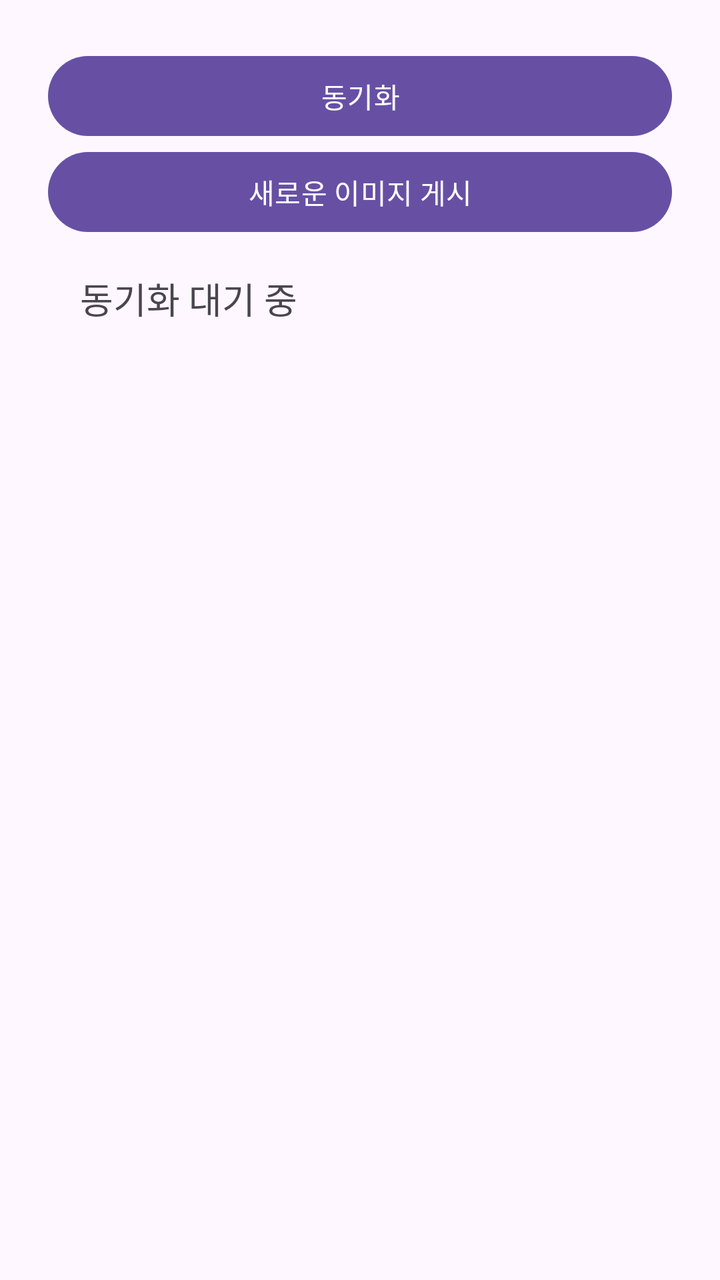
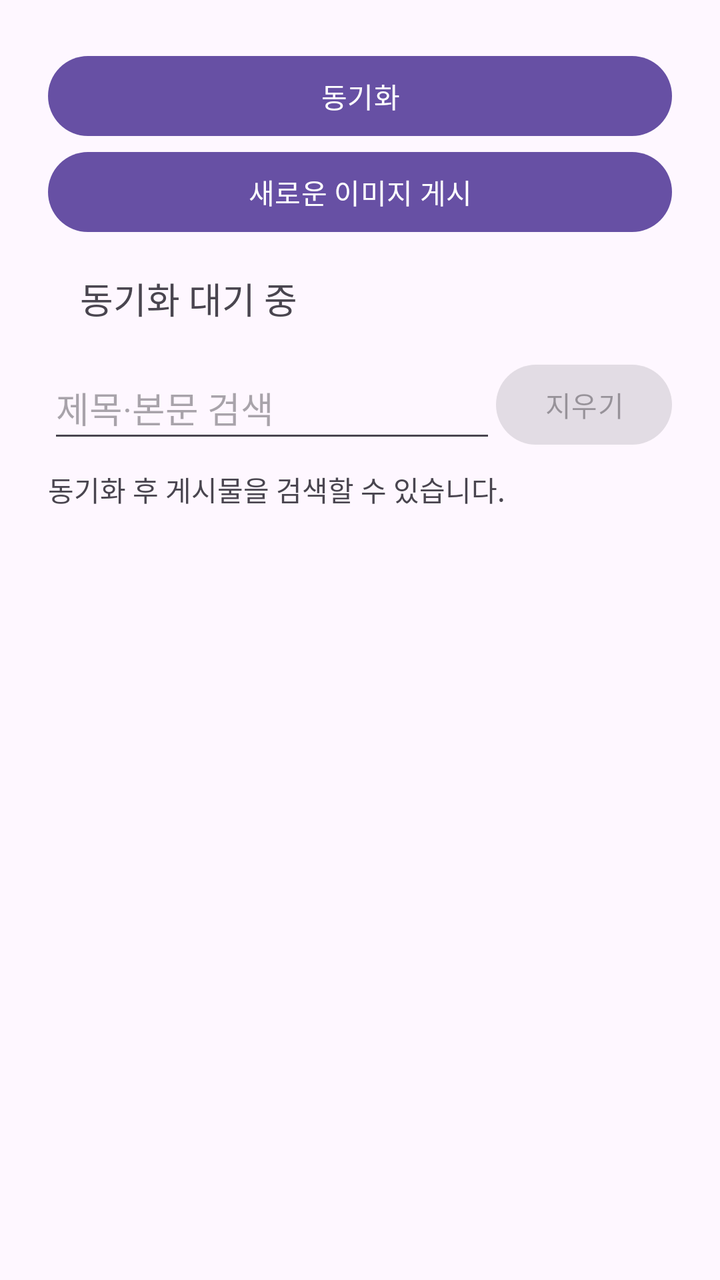

Compare the two renders of this Android layout. The source of the first and the diff that turns it into the second are given below.
<!-- AndroidManifest.xml: application theme Theme.PhotoViewer -->
<!-- res/layout/activity_main.xml -->
<?xml version="1.0" encoding="utf-8"?>
<LinearLayout xmlns:android="http://schemas.android.com/apk/res/android"
    android:id="@+id/main_root"
    android:layout_width="match_parent"
    android:layout_height="match_parent"
    android:orientation="vertical"
    android:padding="24dp">

    <Button
        android:id="@+id/btn_load"
        android:layout_width="match_parent"
        android:layout_height="wrap_content"
        android:text="@string/sync" />

    <Button
        android:id="@+id/btn_save"
        android:layout_width="match_parent"
        android:layout_height="wrap_content"
        android:text="@string/upload_open" />

    <TextView
        android:id="@+id/textView"
        android:layout_width="match_parent"
        android:layout_height="wrap_content"
        android:padding="16dp"
        android:text="@string/sync_waiting"
        android:textSize="18sp" />

    <androidx.recyclerview.widget.RecyclerView
        android:id="@+id/recyclerView"
        android:layout_width="match_parent"
        android:layout_height="0dp"
        android:layout_weight="1"
        android:layout_marginTop="8dp" />

</LinearLayout>
<!-- resources referenced by this layout -->
<resources>
  <string name="sync">동기화</string>
  <string name="sync_waiting">동기화 대기 중</string>
  <string name="upload_open">새로운 이미지 게시</string>
  <style name="Theme.PhotoViewer" parent="Base.Theme.PhotoViewer" />
  <style name="Base.Theme.PhotoViewer" parent="Theme.Material3.DayNight.NoActionBar">
          
          
      </style>
</resources>

<!-- the commit's change to res/layout/activity_main.xml (unified diff, before → after) -->
@@ -4,6 +4,7 @@
     android:layout_width="match_parent"
     android:layout_height="match_parent"
     android:orientation="vertical"
+    android:focusableInTouchMode="true"
     android:padding="24dp">
 
     <Button
@@ -26,6 +27,41 @@
         android:text="@string/sync_waiting"
         android:textSize="18sp" />
 
+    <LinearLayout
+        android:layout_width="match_parent"
+        android:layout_height="wrap_content"
+        android:orientation="horizontal"
+        android:gravity="center_vertical">
+
+        <EditText
+            android:id="@+id/search_input"
+            android:layout_width="0dp"
+            android:layout_height="wrap_content"
+            android:layout_weight="1"
+            android:minHeight="48dp"
+            android:hint="@string/search_hint"
+            android:inputType="text"
+            android:imeOptions="actionSearch"
+            android:maxLines="1"
+            android:maxLength="200" />
+
+        <Button
+            android:id="@+id/search_clear"
+            android:layout_width="wrap_content"
+            android:layout_height="wrap_content"
+            android:text="@string/search_clear"
+            android:enabled="false" />
+    </LinearLayout>
+
+    <TextView
+        android:id="@+id/search_summary"
+        android:layout_width="match_parent"
+        android:layout_height="wrap_content"
+        android:paddingTop="8dp"
+        android:paddingBottom="8dp"
+        android:accessibilityLiveRegion="polite"
+        android:text="@string/search_sync_first" />
+
     <androidx.recyclerview.widget.RecyclerView
         android:id="@+id/recyclerView"
         android:layout_width="match_parent"
<!-- resource entries referenced after the edit -->
@@ -1,5 +1,8 @@
 <!-- resources referenced by this layout -->
 <resources>
+  <string name="search_clear">지우기</string>
+  <string name="search_hint">제목·본문 검색</string>
+  <string name="search_sync_first">동기화 후 게시물을 검색할 수 있습니다.</string>
   <string name="sync">동기화</string>
   <string name="sync_waiting">동기화 대기 중</string>
   <string name="upload_open">새로운 이미지 게시</string>
